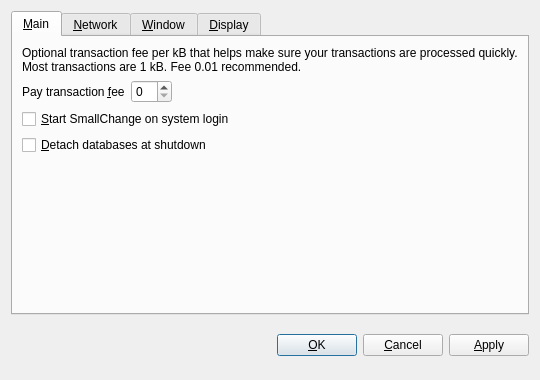
First picture: the form in src/qt/forms/optionsdialog.ui, repository pr43unknown/kakacocoin, before the edit.
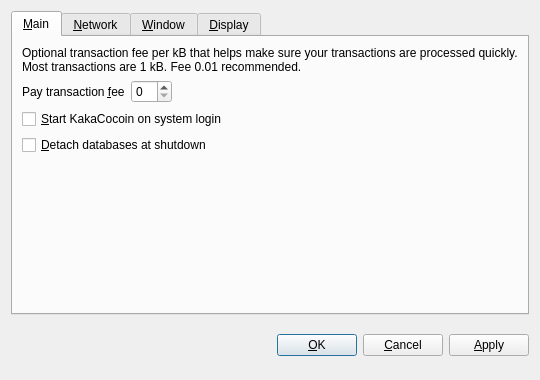
Second picture: the form after the edit. The open tabs and pages were chosen to show the change. Custom widgets are drawn as their Qt base class.

```diff
--- a/src/qt/forms/optionsdialog.ui
+++ b/src/qt/forms/optionsdialog.ui
@@ -82,7 +82,7 @@
           <string>Automatically start SmallChange after logging in to the system.</string>
          </property>
          <property name="text">
-          <string>&amp;Start SmallChange on system login</string>
+          <string>&amp;Start KakaCocoin on system login</string>
          </property>
         </widget>
        </item>
```
Left out of the diff: 10 changed lines with no effect on the pictures.
